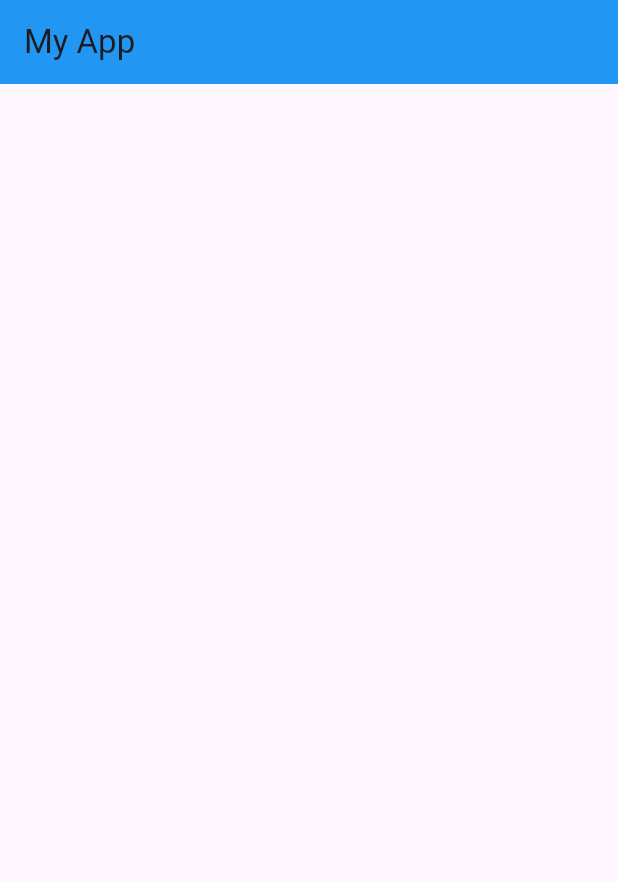
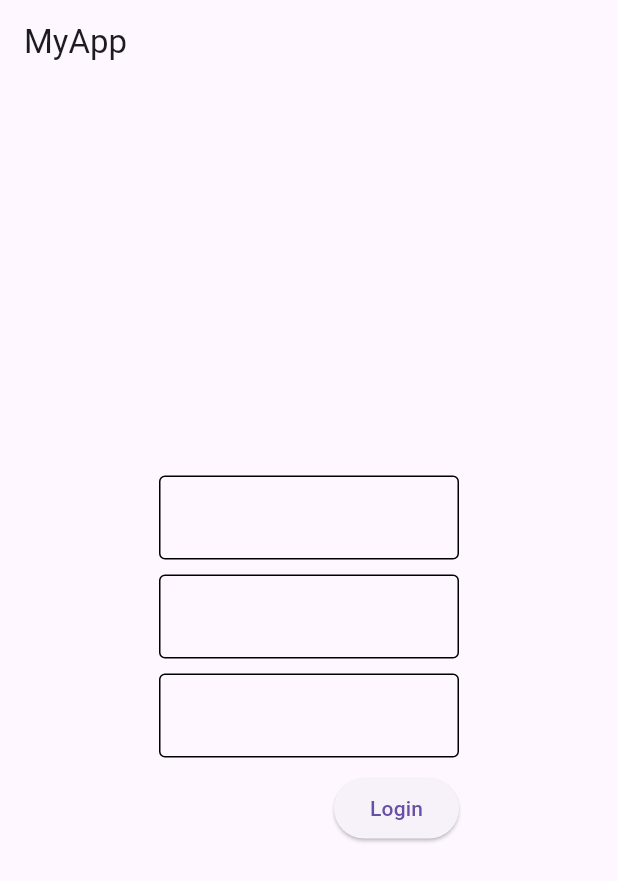
Before and after one commit to suneha927-rgb/event_nexa, a Flutter app: the screen it shows after launch, on a phone screen of 412 x 824 dp. Shown: the top 881 px of the screen. Run offline on Flutter 3.47's test engine with Material 3 defaults, Android fonts, the phone set to English and light mode, and no system bars.

Commit message:
seventh commit

```diff
--- a/lib/main.dart
+++ b/lib/main.dart
@@ -1,76 +1,57 @@
 import 'package:flutter/material.dart';
 
 void main(){
-  runApp(MyAPp());
+  runApp(MyApp());
 }
-
-class MyAPp extends StatelessWidget {
-  const MyAPp({Key? key}):super(key: key);
+class MyApp extends StatelessWidget {
+  const MyApp({super.key});
 
   @override
   Widget build(BuildContext context) {
     return MaterialApp(
-    home: Scaffold(
-      appBar:AppBar(
-       backgroundColor: Colors.blue,
-       title: Text('My App'),
+      home:Scaffold(
+        appBar: AppBar(
+          title: Text('MyApp'),
         ),
-      body: Column(
-        mainAxisAlignment: MainAxisAlignment.spaceEvenly,
+        body: Row(
+          mainAxisAlignment: MainAxisAlignment.center,
           children: [
-          Row(
-        mainAxisAlignment: MainAxisAlignment.spaceEvenly,
-        children: [
-          Container(
-            color: Colors.red,
-            margin: EdgeInsets.all(10),
-            height: 100,
-          ),
-          Container(
-            color: Colors.yellow,
-            margin: EdgeInsets.all(10),
-            height: 100,
-          ),
-           Container(
-            color: Colors.blue,
-            margin: EdgeInsets.all(10),
-            height: 100,
-          ),
-          Container(
-            color: Colors.purple,
-            margin: EdgeInsets.all(10),
-            height: 100,
-          ),
-        ],
-      ),
-       Row(
+            Column(
               mainAxisAlignment: MainAxisAlignment.center,
               children: [
                 Container(
-            color: Colors.red,
-            margin: EdgeInsets.all(10),
-            height: 100,
+          width: 200,
+          child:  Column(
+          mainAxisAlignment: MainAxisAlignment.center,
+          crossAxisAlignment: CrossAxisAlignment.end,
+          children: [
+            TextField(
+              decoration: InputDecoration(
+                enabledBorder: OutlineInputBorder()
               ),
-          Container(
-            color: Colors.yellow,
-            margin: EdgeInsets.all(10),
-            height: 100,
             ),
-           Container(
-            color: Colors.blue,
-            margin: EdgeInsets.all(10),
-            height: 100,
+            SizedBox(height: 10,),
+            TextField(
+              decoration: InputDecoration(
+                enabledBorder: OutlineInputBorder(
                 ),
-          Container(
-            color: Colors.purple,
-            margin: EdgeInsets.all(10),
-            height: 100,
+              ),
+            ),
+            SizedBox(height: 10),
+            TextField(
+             decoration: InputDecoration(
+                enabledBorder: OutlineInputBorder()
+              ),
+            ),
+            SizedBox(height: 10),
+            ElevatedButton(onPressed: (){}, child: Text('Login'))
+          ],
+        )
         ),
               ],
             ),
           ],
         ),
-
       ),
     );
   }
```
Lines whose indentation alone changed are shown as unchanged.
